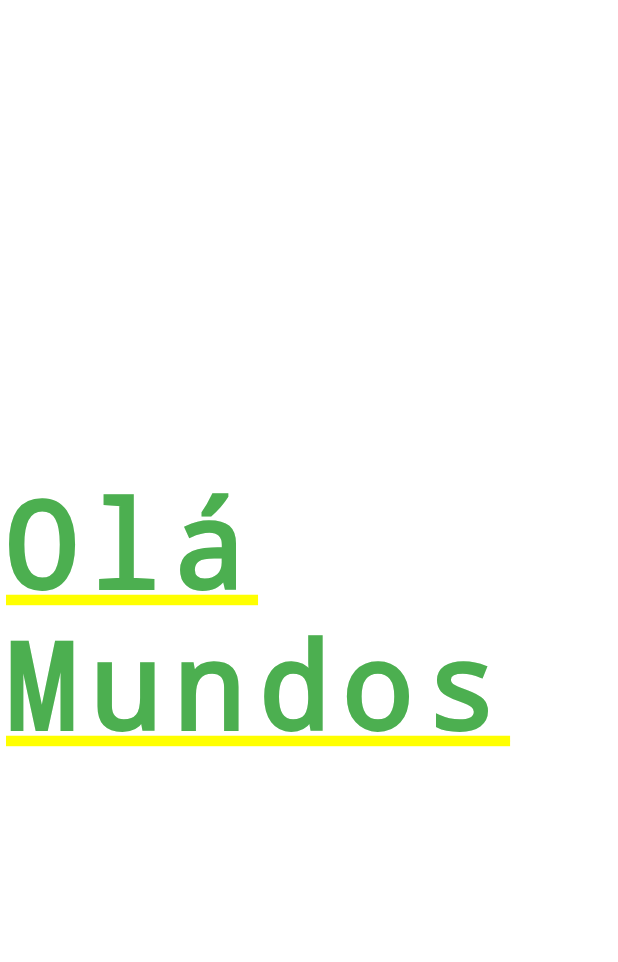
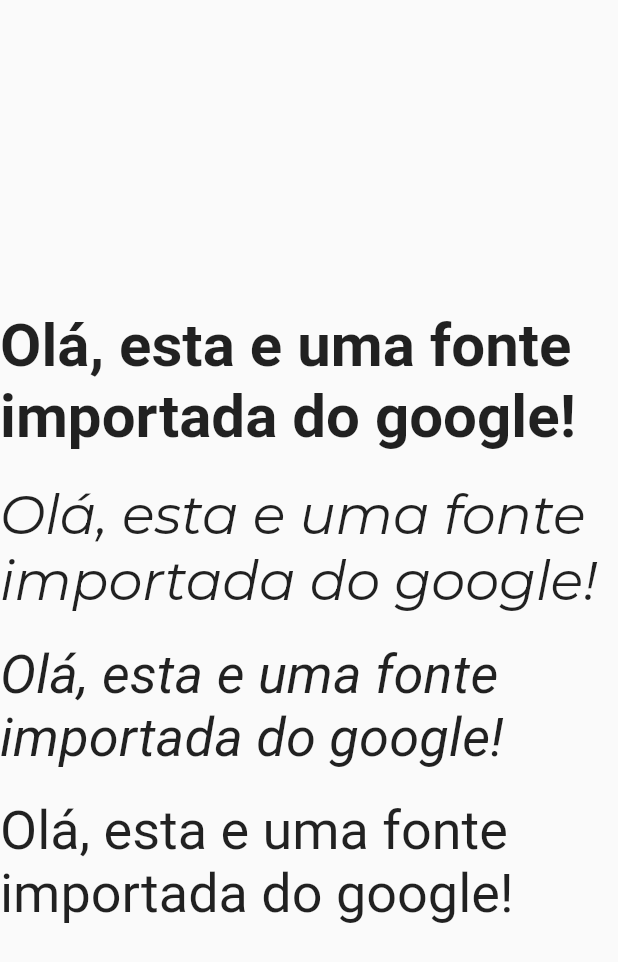
Before and after one commit to Matheusfr17x/exemplo190, a Flutter app: the screen it shows after launch, on a phone screen of 412 x 824 dp. Shown: the top 962 px of the screen. Run offline on Flutter 3.47's test engine with Material 2 defaults, Android fonts, the phone set to English and light mode, and no system bars; our stand-ins replace google_fonts; Roboto replaces fonts that are missing (Sahitya).

Commit message:
Update main.dart

```diff
--- a/lib/main.dart
+++ b/lib/main.dart
@@ -1,30 +1,86 @@
 import 'package:flutter/material.dart';
+
+import 'package:flutter/material.dart';
+import 'package:google_fonts/google_fonts.dart';
 
 void main() {
   runApp(const MyApp());
 }
 
 class MyApp extends StatelessWidget {
-  const MyApp({super.key});
+  const MyApp({Key? key}) : super(key: key);
 
   @override
   Widget build(BuildContext context) {
     return MaterialApp(
-      debugShowCheckedModeBanner: false,
-      title: 'Flutter Demo',
+      title: 'Fontes Externas',
       theme: ThemeData(
-        primarySwatch: Colors.blue,
-        //useMaterial3: true,
+        primaryColor: Color.fromRGBO(82, 12, 12, 1),
+        // Outras configurações do tema
+        // ...
       ),
-      home: Center(
-        child: Text(
-          'Olá Mundos',
-          style: TextStyle(
-              fontSize: 80,
-              fontWeight: FontWeight.bold,
-              color: Colors.green,
-              letterSpacing: 8,
-              wordSpacing: 20),
+      home: HelloWorld(),
+    );
+
+
+  }
+}
+class HelloWorld extends StatelessWidget {
+  @override
+  Widget build(BuildContext context) {
+    return Scaffold(
+      body: Center(
+        child: Column(
+          mainAxisAlignment: MainAxisAlignment.center,
+          children: [
+
+
+            Text(
+              'Olá, esta e uma fonte importada do google!',
+              style: GoogleFonts.adventPro(
+                fontSize: 40.0,
+                fontWeight: FontWeight.bold,
+              ),
+            ),
+
+
+            SizedBox(height: 20),
+            Text(
+              'Olá, esta e uma fonte importada do google!',
+              style: GoogleFonts.montserrat(
+                fontSize: 36.0,
+                fontWeight: FontWeight.normal,
+                textStyle: TextStyle(
+                  fontStyle: FontStyle.italic,
+                ),
+              ),
+            ),
+            SizedBox(height: 20),
+
+            Text(
+              'Olá, esta e uma fonte importada do google!',
+              style: GoogleFonts.sahitya(
+                fontSize: 36.0,
+                fontWeight: FontWeight.normal,
+                textStyle: TextStyle(
+                  fontStyle: FontStyle.italic,
+                ),
+
+
+              ),
+            ),
+                        SizedBox(height: 20),
+            Text(
+              'Olá, esta e uma fonte importada do google!',
+              style: GoogleFonts.badScript(
+                fontSize: 36.0,
+                fontWeight: FontWeight.normal,
+                textStyle: TextStyle(
+                  fontStyle: FontStyle.normal,
+                ),
+              ),
+            ),
+          ],
         ),
       ),
     );
```
